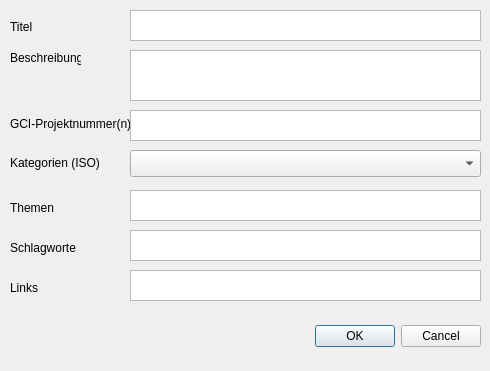
Qt form pg_metadata/resources/ui/edit_metadata_dialog.ui (effjot/qgis-pgmetadata-plugin) before a commit.
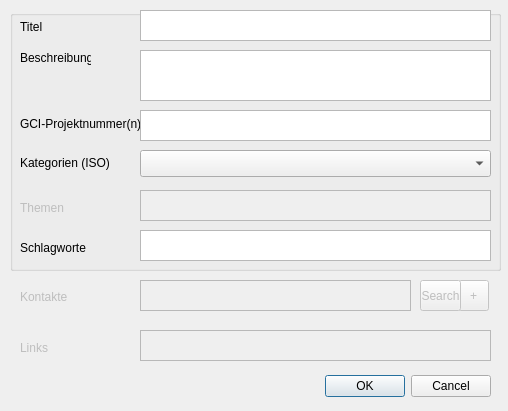
The same form after that commit. Custom widgets are drawn as their Qt base class.

Commit message: layout edit-dialog window, greyed out widgets

Patch:
```diff
--- a/pg_metadata/resources/ui/edit_metadata_dialog.ui
+++ b/pg_metadata/resources/ui/edit_metadata_dialog.ui
@@ -6,8 +6,8 @@
    <rect>
     <x>0</x>
     <y>0</y>
-    <width>490</width>
-    <height>371</height>
+    <width>508</width>
+    <height>411</height>
    </rect>
   </property>
   <property name="windowTitle">
@@ -16,8 +16,8 @@
   <widget class="QDialogButtonBox" name="buttonBox">
    <property name="geometry">
     <rect>
-     <x>310</x>
-     <y>320</y>
+     <x>320</x>
+     <y>370</y>
      <width>171</width>
      <height>32</height>
     </rect>
@@ -29,44 +29,78 @@
     <set>QDialogButtonBox::Cancel|QDialogButtonBox::Ok</set>
    </property>
   </widget>
-  <widget class="QPlainTextEdit" name="textbox_title">
+  <widget class="QLabel" name="label_6">
+   <property name="enabled">
+    <bool>false</bool>
+   </property>
    <property name="geometry">
     <rect>
-     <x>130</x>
-     <y>10</y>
+     <x>20</x>
+     <y>340</y>
+     <width>61</width>
+     <height>16</height>
+    </rect>
+   </property>
+   <property name="text">
+    <string>Links</string>
+   </property>
+  </widget>
+  <widget class="QPlainTextEdit" name="textbox_links">
+   <property name="enabled">
+    <bool>false</bool>
+   </property>
+   <property name="geometry">
+    <rect>
+     <x>140</x>
+     <y>330</y>
      <width>351</width>
      <height>31</height>
     </rect>
    </property>
   </widget>
-  <widget class="QPlainTextEdit" name="textbox_abstract">
-   <property name="geometry">
-    <rect>
-     <x>130</x>
-     <y>50</y>
-     <width>351</width>
-     <height>51</height>
-    </rect>
+  <widget class="QLabel" name="label_8">
+   <property name="enabled">
+    <bool>false</bool>
    </property>
-  </widget>
-  <widget class="QLabel" name="label">
    <property name="geometry">
     <rect>
-     <x>10</x>
-     <y>20</y>
+     <x>20</x>
+     <y>290</y>
      <width>47</width>
      <height>13</height>
     </rect>
    </property>
    <property name="text">
-    <string>Titel</string>
+    <string>Kontakte</string>
+   </property>
+  </widget>
+  <widget class="QGroupBox" name="groupBox">
+   <property name="geometry">
+    <rect>
+     <x>10</x>
+     <y>10</y>
+     <width>491</width>
+     <height>261</height>
+    </rect>
+   </property>
+   <property name="title">
+    <string/>
+   </property>
+   <widget class="QPlainTextEdit" name="textbox_keywords">
+    <property name="geometry">
+     <rect>
+      <x>130</x>
+      <y>220</y>
+      <width>351</width>
+      <height>31</height>
+     </rect>
    </property>
   </widget>
   <widget class="QLabel" name="label_2">
    <property name="geometry">
     <rect>
      <x>10</x>
-     <y>50</y>
+      <y>40</y>
      <width>71</width>
      <height>16</height>
     </rect>
@@ -75,34 +109,11 @@
     <string>Beschreibung</string>
    </property>
   </widget>
-  <widget class="QLabel" name="label_3">
-   <property name="geometry">
-    <rect>
-     <x>10</x>
-     <y>116</y>
-     <width>121</width>
-     <height>16</height>
-    </rect>
-   </property>
-   <property name="text">
-    <string>GCI-Projektnummer(n)</string>
-   </property>
-  </widget>
-  <widget class="QPlainTextEdit" name="textbox_project_number">
-   <property name="geometry">
-    <rect>
-     <x>130</x>
-     <y>110</y>
-     <width>351</width>
-     <height>31</height>
-    </rect>
-   </property>
-  </widget>
   <widget class="QLabel" name="label_4">
    <property name="geometry">
     <rect>
      <x>10</x>
-     <y>155</y>
+      <y>145</y>
      <width>101</width>
      <height>16</height>
     </rect>
@@ -111,21 +122,96 @@
     <string>Kategorien (ISO)</string>
    </property>
   </widget>
+   <widget class="QPlainTextEdit" name="textbox_title">
+    <property name="geometry">
+     <rect>
+      <x>130</x>
+      <y>0</y>
+      <width>351</width>
+      <height>31</height>
+     </rect>
+    </property>
+   </widget>
+   <widget class="QLabel" name="label_3">
+    <property name="geometry">
+     <rect>
+      <x>10</x>
+      <y>106</y>
+      <width>121</width>
+      <height>16</height>
+     </rect>
+    </property>
+    <property name="text">
+     <string>GCI-Projektnummer(n)</string>
+    </property>
+   </widget>
+   <widget class="QLabel" name="label_7">
+    <property name="enabled">
+     <bool>false</bool>
+    </property>
+    <property name="geometry">
+     <rect>
+      <x>10</x>
+      <y>190</y>
+      <width>61</width>
+      <height>16</height>
+     </rect>
+    </property>
+    <property name="text">
+     <string>Themen</string>
+    </property>
+   </widget>
+   <widget class="QPlainTextEdit" name="textbox_themes">
+    <property name="enabled">
+     <bool>false</bool>
+    </property>
+    <property name="geometry">
+     <rect>
+      <x>130</x>
+      <y>180</y>
+      <width>351</width>
+      <height>31</height>
+     </rect>
+    </property>
+   </widget>
+   <widget class="QLabel" name="label">
+    <property name="geometry">
+     <rect>
+      <x>10</x>
+      <y>10</y>
+      <width>47</width>
+      <height>13</height>
+     </rect>
+    </property>
+    <property name="text">
+     <string>Titel</string>
+    </property>
+   </widget>
   <widget class="QgsCheckableComboBox" name="comboBox_categories">
    <property name="geometry">
     <rect>
      <x>130</x>
-     <y>150</y>
+      <y>140</y>
      <width>351</width>
      <height>27</height>
     </rect>
    </property>
   </widget>
+   <widget class="QPlainTextEdit" name="textbox_project_number">
+    <property name="geometry">
+     <rect>
+      <x>130</x>
+      <y>100</y>
+      <width>351</width>
+      <height>31</height>
+     </rect>
+    </property>
+   </widget>
   <widget class="QLabel" name="label_5">
    <property name="geometry">
     <rect>
      <x>10</x>
-     <y>240</y>
+      <y>230</y>
      <width>81</width>
      <height>16</height>
     </rect>
@@ -134,61 +220,69 @@
     <string>Schlagworte</string>
    </property>
   </widget>
-  <widget class="QLabel" name="label_6">
+   <widget class="QPlainTextEdit" name="textbox_abstract">
    <property name="geometry">
     <rect>
-     <x>10</x>
-     <y>280</y>
-     <width>61</width>
-     <height>16</height>
-    </rect>
-   </property>
-   <property name="text">
-    <string>Links</string>
-   </property>
-  </widget>
-  <widget class="QLabel" name="label_7">
+      <x>130</x>
+      <y>40</y>
+      <width>351</width>
+      <height>51</height>
+     </rect>
+    </property>
+   </widget>
+  </widget>
+  <widget class="QToolButton" name="button_contact_add">
+   <property name="enabled">
+    <bool>false</bool>
+   </property>
    <property name="geometry">
     <rect>
-     <x>10</x>
-     <y>200</y>
-     <width>61</width>
-     <height>16</height>
+     <x>458</x>
+     <y>280</y>
+     <width>31</width>
+     <height>31</height>
     </rect>
    </property>
    <property name="text">
-    <string>Themen</string>
+    <string>+</string>
    </property>
   </widget>
-  <widget class="QPlainTextEdit" name="textbox_keywords">
-   <property name="geometry">
-    <rect>
-     <x>130</x>
-     <y>230</y>
-     <width>351</width>
-     <height>31</height>
-    </rect>
+  <widget class="QToolButton" name="button_contact_search">
+   <property name="enabled">
+    <bool>false</bool>
    </property>
-  </widget>
-  <widget class="QPlainTextEdit" name="textbox_links">
    <property name="geometry">
     <rect>
-     <x>130</x>
-     <y>270</y>
-     <width>351</width>
+     <x>420</x>
+     <y>280</y>
+     <width>41</width>
      <height>31</height>
     </rect>
    </property>
+   <property name="text">
+    <string>Search</string>
+   </property>
   </widget>
-  <widget class="QPlainTextEdit" name="textbox_themes">
+  <widget class="QPlainTextEdit" name="plainTextEdit">
+   <property name="enabled">
+    <bool>false</bool>
+   </property>
    <property name="geometry">
     <rect>
-     <x>130</x>
-     <y>190</y>
-     <width>351</width>
+     <x>140</x>
+     <y>280</y>
+     <width>271</width>
      <height>31</height>
     </rect>
    </property>
+   <property name="font">
+    <font>
+     <pointsize>8</pointsize>
+    </font>
+   </property>
+   <property name="inputMethodHints">
+    <set>Qt::ImhMultiLine</set>
+   </property>
   </widget>
  </widget>
  <customwidgets>
```
Lines whose indentation alone changed are shown as unchanged.
